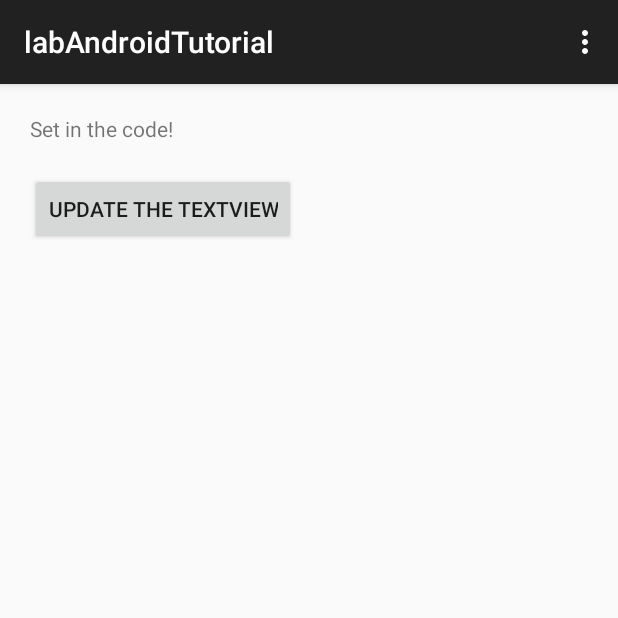
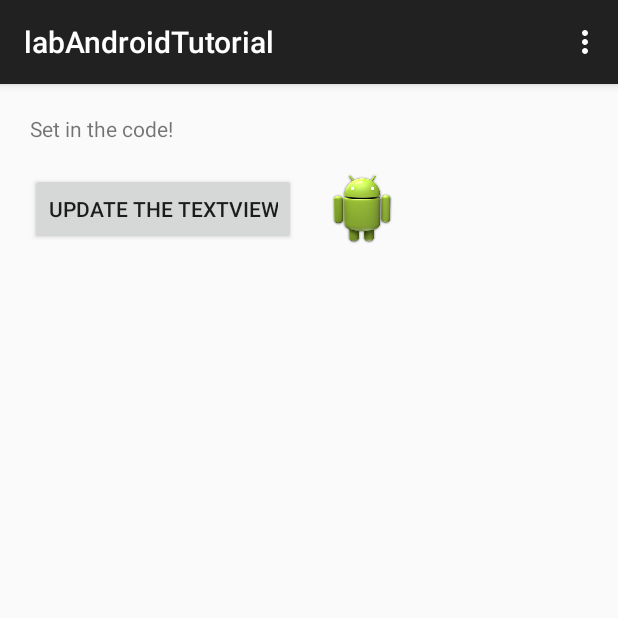
Before and after one commit to sa7mon/COMP2150-WebServices, an Android app: the screen it shows after launch (MainActivity), on a phone screen of 412 x 824 dp, the top half of it. Run offline under Robolectric (Android 15) with nearby library versions, the phone set to English and light mode, and no system bars.

Commit message:
Replace button with nester linearLayout containing button and icon

```diff
--- a/labAndroidTutorial/app/src/main/res/layout/activity_main.xml
+++ b/labAndroidTutorial/app/src/main/res/layout/activity_main.xml
@@ -14,13 +14,27 @@
         android:layout_marginLeft="20dp"
         android:layout_marginTop="20dp"
         />
-    <!-- Set OnClickListener to trigger results when pressed -->
-    <Button
+    <!-- This nested layout contains views of its own -->
+    <LinearLayout
         android:layout_width="wrap_content"
         android:layout_height="wrap_content"
-        android:id="@+id/main_button"
-        android:layout_marginLeft="20dp"
-        android:layout_marginTop="20dp"
-        android:text="@string/button" />
+        android:orientation="horizontal">
+        <!-- Set OnClickListener to trigger results when pressed -->
+        <Button
+            android:id="@+id/main_button"
+            android:layout_width="wrap_content"
+            android:layout_height="wrap_content"
+            android:layout_marginTop="20dp"
+            android:layout_marginLeft="20dp"
+            android:text="@string/button" />
+        <!-- Shows an image from your drawable resources -->
+        <ImageView
+            android:layout_width="wrap_content"
+            android:layout_height="wrap_content"
+            android:layout_marginTop="20dp"
+            android:layout_marginLeft="20dp"
+            android:src="@drawable/ic_launcher" />
+        <!-- Closing tag for the horizontal nested layout -->
+    </LinearLayout>
 
 </LinearLayout>
```
